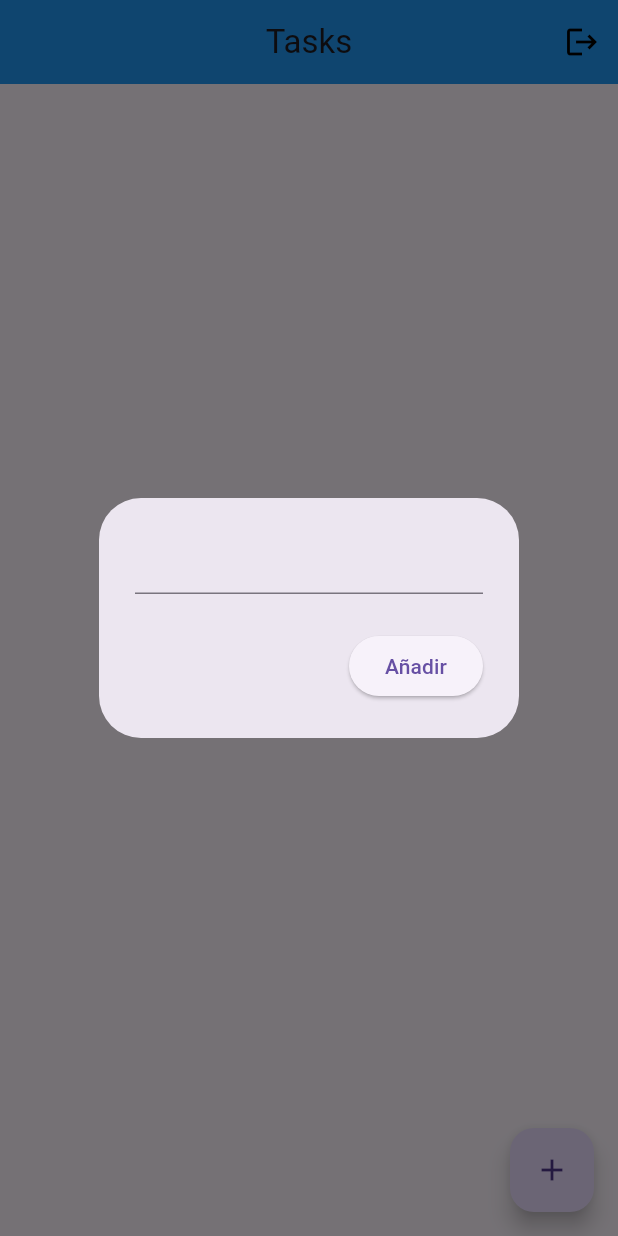
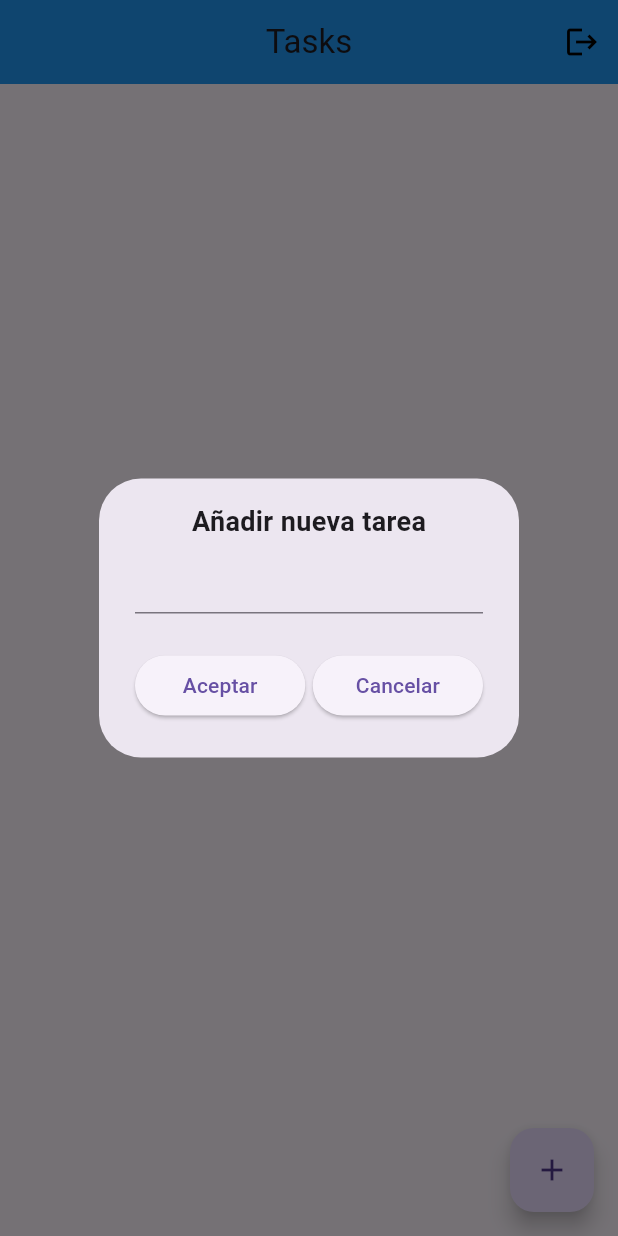
Before and after one commit to RaulCoding/proyecto_final_dam, a Flutter app: the screen it shows once a user with an empty profile is signed in, after a tap on the "add" icon, on a phone screen of 412 x 824 dp. Run offline on Flutter 3.47's test engine with Material 3 defaults, Android fonts, the phone set to English and light mode, and no system bars; our stand-ins replace cloud_firestore, firebase_auth, firebase_core, google_fonts; accounts and stored records are empty.

Commit message:
refactor task funca

```diff
--- a/lib/components/components_barrell.dart
+++ /dev/null
@@ -1,4 +0,0 @@
-export 'package:proyecto_final_dam/components/dialog_box.dart';
-export 'package:proyecto_final_dam/components/mybutton.dart';
-export 'package:proyecto_final_dam/components/todo_tile.dart';
-export 'package:proyecto_final_dam/utils/firebase_options.dart';
--- /dev/null
+++ b/lib/config/models/task_model.dart
@@ -0,0 +1,31 @@
+import 'dart:convert';
+
+import 'package:cloud_firestore/cloud_firestore.dart';
+
+Task taskFromJson(String str) => Task.fromJson(json.decode(str));
+
+String taskToJson(Task data) => json.encode(data.toJson());
+
+class Task {
+    String task;
+    Timestamp? timestamp;
+    String userId;
+
+    Task({
+        required this.task,
+        this.timestamp,
+        required this.userId,
+    });
+
+    factory Task.fromJson(Map<String, dynamic> json) => Task(
+        task: json["task"],
+        timestamp: json["timestamp"],
+        userId: json["userID"],
+    );
+
+    Map<String, dynamic> toJson() => {
+        "task": task,
+        "timestamp": Timestamp.now(),
+        "userID": userId,
+    };
+}
--- a/lib/screens/home_screen.dart
+++ b/lib/screens/home_screen.dart
@@ -1,6 +1,9 @@
 import 'package:cloud_firestore/cloud_firestore.dart';
 import 'package:firebase_auth/firebase_auth.dart';
+import 'package:flutter/cupertino.dart';
 import 'package:flutter/material.dart';
+import 'package:flutter/widgets.dart';
+import 'package:proyecto_final_dam/config/models/task_model.dart';
 
 import 'package:proyecto_final_dam/utils/firestore.dart';
 
@@ -22,20 +25,37 @@ class _HomeScreenState extends State<HomeScreen> {
   final _controller = TextEditingController();
 
   //crear nueva tarea
-  void openTaskBox({String? docID}) {
+  void openTaskBox({String? docID, String? title}) {
     showDialog(
       context: context,
       builder: (context)=> AlertDialog(
         //text user input
-        content: TextField(
+        content: Column(
+          mainAxisSize: MainAxisSize.min,
+          children: [
+            if (title != null)
+            Text(
+              title,
+              style: const TextStyle(
+                fontWeight: FontWeight.bold,
+                fontSize: 18
+              ),
+            ),
+            TextFormField(
               controller: _controller,
             ),
+          ],
+        ),
         actions: [
-          ElevatedButton(
+          Row(
+            mainAxisAlignment: MainAxisAlignment.end,
+            children: [
+              Expanded(
+                child: ElevatedButton(
                   onPressed: (){
                     //añadir nueva tarea
                     if (docID == null){
-                firestoreService.addTask(_controller.text);
+                      firestoreService.addTask(Task(task: _controller.text, userId: "userId"));
                     }
                     //Si ya tiene un docID
                     else{
@@ -49,7 +69,20 @@ class _HomeScreenState extends State<HomeScreen> {
                     Navigator.pop(context);
 
                   },
-            child: const Text('Añadir')
+                  child: const Text('Aceptar')
+                ),
+              ),
+              const SizedBox(width: 5),
+              Expanded(
+                child: ElevatedButton(
+                  onPressed:(){
+                    _controller.clear();
+                    Navigator.pop(context);
+                  },
+                  child: const Text("Cancelar")
+                ),
+              )
+            ],
           )
         ],
       )
@@ -76,7 +109,7 @@ class _HomeScreenState extends State<HomeScreen> {
         ],
       ),
       floatingActionButton: FloatingActionButton(
-        onPressed: openTaskBox,
+        onPressed: () => openTaskBox(title: "Añadir nueva tarea"),
         child: const Icon(Icons.add),
       ),
       body: StreamBuilder<QuerySnapshot>(
@@ -99,13 +132,27 @@ class _HomeScreenState extends State<HomeScreen> {
                   document.data() as Map<String, dynamic>;
                 String taskText = data['task'];
                 //Lo muestra como una nota
-                return ListTile(
+                return Container(
+                  margin: EdgeInsets.only(
+                    left: 20,
+                    right: 20,
+                    bottom: 15,
+                    top: index == 0
+                      ? 20
+                      : 0
+                  ),
+                  padding: const EdgeInsets.symmetric(vertical: 20),
+                  decoration: BoxDecoration(
+                    color: Colors.yellow,
+                    borderRadius: BorderRadius.circular(12),
+                  ),
+                  child: ListTile(
                     title: Text(taskText),
                     trailing: Row(
                       mainAxisSize: MainAxisSize.min,
                       children: [
                         IconButton(
-                        onPressed: () => openTaskBox(docID: docID),
+                          onPressed: () => openTaskBox(docID: docID, title: "Actualizar nombre tarea"),
                           icon: const Icon(Icons.settings),
                         ),
                         IconButton(
@@ -113,11 +160,12 @@ class _HomeScreenState extends State<HomeScreen> {
                           icon: const Icon(Icons.delete))
                       ],
                     ),
+                  ),
                 );
               } ,
             );
           // Si no hay datos
-          } else {
+          }else {
             return const Text("Toca el icono '+' para añadir una nota");
           }
         }
--- a/lib/screens/screens_barrell.dart
+++ b/lib/screens/screens_barrell.dart
@@ -1,4 +1,3 @@
-export 'package:proyecto_final_dam/screens/todo/home_screen2.dart';
 export 'package:proyecto_final_dam/screens/auth/login_screen.dart';
 export 'package:proyecto_final_dam/screens/auth/checking.dart';
 export 'package:proyecto_final_dam/screens/auth/auth_screen.dart';
```
Also changed, not shown: lib/components/dialog_box.dart (deleted, +0 -53 lines), lib/components/mybutton.dart (deleted, +0 -21 lines), lib/components/todo_tile.dart (deleted, +0 -64 lines), lib/screens/todo/home_screen2.dart (deleted, +0 -105 lines), lib/utils/firestore.dart (+3 -5 lines). Lines whose indentation alone changed are shown as unchanged.
